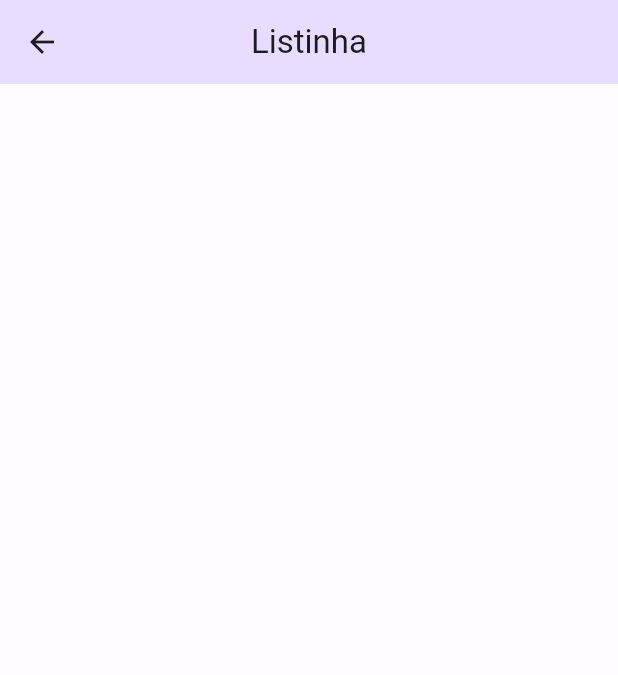
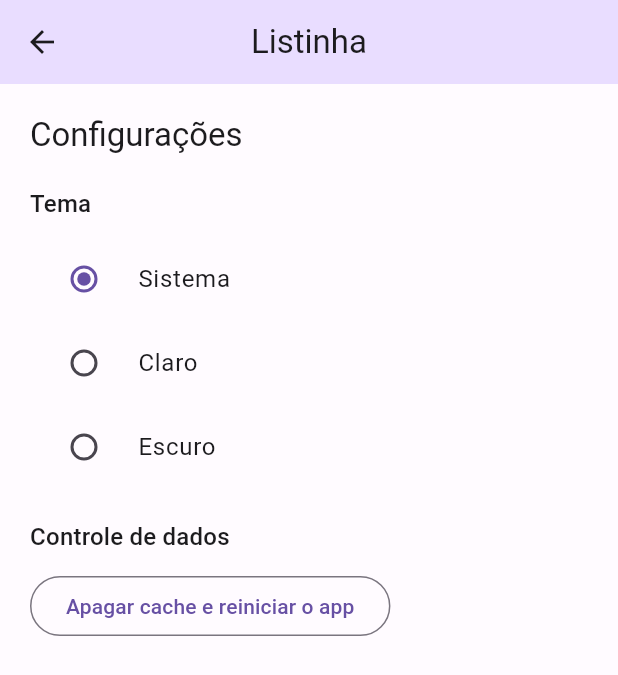
Before and after one commit to pr02nl/listinha, a Flutter app: the ConfigurationPage screen opened by its route, on a phone screen of 412 x 824 dp. Shown: the top 675 px of the screen. Run offline on Flutter 3.47's test engine with Material 2 defaults, Android fonts, the phone set to English and light mode, and no system bars; our stand-ins replace flutter_modular.

Commit message:
feat: :sparkles: feito configuração do tema
feito a genrência de estado da tela para atualizar o themeMod da aplicação

```diff
--- a/listinha_app/lib/src/app_module.dart
+++ b/listinha_app/lib/src/app_module.dart
@@ -2,8 +2,13 @@ import 'package:flutter_modular/flutter_modular.dart';
 
 import 'configuration/configuration_page.dart';
 import 'home/home_module.dart';
+import 'shared/stores/app_store.dart';
 
 class AppModule extends Module {
+  @override
+  List<Bind> get binds => [
+        Bind.singleton((i) => AppStore()),
+      ];
   @override
   List<ModularRoute> get routes => [
         ModuleRoute('/home', module: HomeModule()),
--- a/listinha_app/lib/src/app_widget.dart
+++ b/listinha_app/lib/src/app_widget.dart
@@ -1,6 +1,7 @@
 import 'package:flutter/material.dart';
 import 'package:flutter_modular/flutter_modular.dart';
 
+import 'shared/stores/app_store.dart';
 import 'shared/themes/themes.dart';
 
 class AppWidget extends StatelessWidget {
@@ -10,9 +11,13 @@ class AppWidget extends StatelessWidget {
   @override
   Widget build(BuildContext context) {
     Modular.setInitialRoute('/home/');
+    final appStore = context.watch<AppStore>(
+      (store) => store.themeMode,
+    );
     return MaterialApp.router(
       title: 'Flutter Demo',
       debugShowCheckedModeBanner: false,
+      themeMode: appStore.themeMode.value,
       theme: lightTheme,
       darkTheme: darkTheme,
       routerDelegate: Modular.routerDelegate,
--- a/listinha_app/lib/src/configuration/configuration_page.dart
+++ b/listinha_app/lib/src/configuration/configuration_page.dart
@@ -1,4 +1,7 @@
 import 'package:flutter/material.dart';
+import 'package:flutter_modular/flutter_modular.dart';
+
+import '../shared/stores/app_store.dart';
 
 class ConfigurationPage extends StatefulWidget {
   const ConfigurationPage({super.key});
@@ -10,11 +13,64 @@ class ConfigurationPage extends StatefulWidget {
 class _ConfigurationPageState extends State<ConfigurationPage> {
   @override
   Widget build(BuildContext context) {
+    final appStore = context.watch<AppStore>(
+      (store) => store.themeMode,
+    );
+
     return Scaffold(
       appBar: AppBar(
         title: const Text('Listinha'),
       ),
-      body: Container(),
+      body: Padding(
+        padding: const EdgeInsets.only(
+          top: 20,
+          left: 20,
+          right: 20,
+        ),
+        child: Column(
+          crossAxisAlignment: CrossAxisAlignment.start,
+          children: [
+            Text(
+              'Configurações',
+              style: Theme.of(context).textTheme.titleLarge,
+            ),
+            const SizedBox(height: 20),
+            Text(
+              'Tema',
+              style: Theme.of(context).textTheme.titleMedium,
+            ),
+            const SizedBox(height: 10),
+            RadioListTile<ThemeMode>(
+              value: ThemeMode.system,
+              groupValue: appStore.themeMode.value,
+              onChanged: appStore.changeThemeMode,
+              title: const Text('Sistema'),
+            ),
+            RadioListTile<ThemeMode>(
+              value: ThemeMode.light,
+              groupValue: appStore.themeMode.value,
+              onChanged: appStore.changeThemeMode,
+              title: const Text('Claro'),
+            ),
+            RadioListTile<ThemeMode>(
+              value: ThemeMode.dark,
+              groupValue: appStore.themeMode.value,
+              onChanged: appStore.changeThemeMode,
+              title: const Text('Escuro'),
+            ),
+            const SizedBox(height: 20),
+            Text(
+              'Controle de dados',
+              style: Theme.of(context).textTheme.titleMedium,
+            ),
+            const SizedBox(height: 10),
+            OutlinedButton(
+              onPressed: () {},
+              child: const Text('Apagar cache e reiniciar o app'),
+            ),
+          ],
+        ),
+      ),
     );
   }
 }
--- /dev/null
+++ b/listinha_app/lib/src/shared/stores/app_store.dart
@@ -0,0 +1,15 @@
+import 'package:flutter/material.dart';
+
+class AppStore {
+  final themeMode = ValueNotifier<ThemeMode>(ThemeMode.system);
+  void changeThemeMode(ThemeMode? mode) {
+    if (mode != null) {
+      themeMode.value = mode;
+      save();
+    }
+  }
+
+  void save() {
+    //TODO(pr02nl): save theme mode
+  }
+}
```
